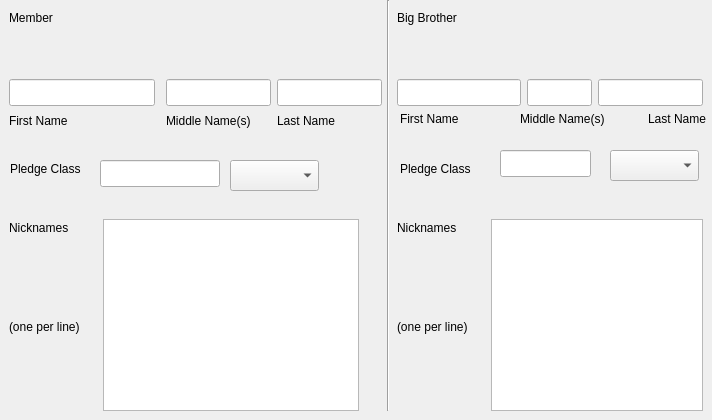
NortySpock/AEPi-ND-Big-Brother-Database-Application, file AEPi-Big-Brother-Database-Application/bb_db_frontend.ui: the form before one commit.
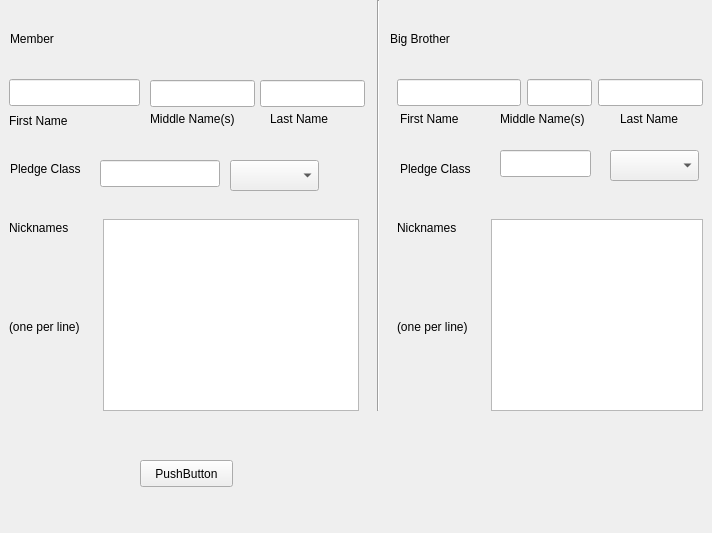
The form after the commit.

Commit message: Added a button for a little experimentation. Finishing up the UI...

Patch:
```diff
--- a/AEPi-Big-Brother-Database-Application/bb_db_frontend.ui
+++ b/AEPi-Big-Brother-Database-Application/bb_db_frontend.ui
@@ -7,7 +7,7 @@
     <x>0</x>
     <y>0</y>
     <width>712</width>
-    <height>420</height>
+    <height>533</height>
    </rect>
   </property>
   <property name="windowTitle">
@@ -16,8 +16,8 @@
   <widget class="QLabel" name="memberLabel">
    <property name="geometry">
     <rect>
-     <x>9</x>
-     <y>9</y>
+     <x>10</x>
+     <y>30</y>
      <width>56</width>
      <height>17</height>
     </rect>
@@ -29,8 +29,8 @@
   <widget class="QLabel" name="bigBrotherLabel">
    <property name="geometry">
     <rect>
-     <x>397</x>
-     <y>9</y>
+     <x>390</x>
+     <y>30</y>
      <width>75</width>
      <height>17</height>
     </rect>
@@ -42,8 +42,8 @@
   <widget class="QLabel" name="memberIDLabel">
    <property name="geometry">
     <rect>
-     <x>103</x>
-     <y>9</y>
+     <x>80</x>
+     <y>30</y>
      <width>126</width>
      <height>17</height>
     </rect>
@@ -55,8 +55,8 @@
   <widget class="QLabel" name="bigBrotherIDLabel">
    <property name="geometry">
     <rect>
-     <x>527</x>
-     <y>9</y>
+     <x>470</x>
+     <y>30</y>
      <width>139</width>
      <height>17</height>
     </rect>
@@ -70,7 +70,7 @@
     <rect>
      <x>9</x>
      <y>79</y>
-     <width>146</width>
+     <width>131</width>
      <height>27</height>
     </rect>
    </property>
@@ -78,8 +78,8 @@
   <widget class="QLineEdit" name="middleNamesLine">
    <property name="geometry">
     <rect>
-     <x>166</x>
-     <y>79</y>
+     <x>150</x>
+     <y>80</y>
      <width>105</width>
      <height>27</height>
     </rect>
@@ -88,8 +88,8 @@
   <widget class="QLineEdit" name="lastNameLine">
    <property name="geometry">
     <rect>
-     <x>277</x>
-     <y>79</y>
+     <x>260</x>
+     <y>80</y>
      <width>105</width>
      <height>27</height>
     </rect>
@@ -141,8 +141,8 @@
   <widget class="QLabel" name="memberMiddleNamesLabel">
    <property name="geometry">
     <rect>
-     <x>166</x>
-     <y>112</y>
+     <x>150</x>
+     <y>110</y>
      <width>105</width>
      <height>17</height>
     </rect>
@@ -154,8 +154,8 @@
   <widget class="QLabel" name="memberLastNameLabel">
    <property name="geometry">
     <rect>
-     <x>277</x>
-     <y>112</y>
+     <x>270</x>
+     <y>110</y>
      <width>71</width>
      <height>17</height>
     </rect>
@@ -305,7 +305,7 @@
   <widget class="Line" name="line">
    <property name="geometry">
     <rect>
-     <x>380</x>
+     <x>370</x>
      <y>0</y>
      <width>16</width>
      <height>411</height>
@@ -318,7 +318,7 @@
   <widget class="QLabel" name="bigBrotherMiddleNamesLabel">
    <property name="geometry">
     <rect>
-     <x>520</x>
+     <x>500</x>
      <y>110</y>
      <width>105</width>
      <height>17</height>
@@ -331,7 +331,7 @@
   <widget class="QLabel" name="bigBrotherLastNameLabel">
    <property name="geometry">
     <rect>
-     <x>648</x>
+     <x>620</x>
      <y>110</y>
      <width>71</width>
      <height>17</height>
@@ -354,6 +354,19 @@
     <string>First Name</string>
    </property>
   </widget>
+  <widget class="QPushButton" name="pushButton">
+   <property name="geometry">
+    <rect>
+     <x>140</x>
+     <y>460</y>
+     <width>93</width>
+     <height>27</height>
+    </rect>
+   </property>
+   <property name="text">
+    <string>PushButton</string>
+   </property>
+  </widget>
  </widget>
  <layoutdefault spacing="6" margin="11"/>
  <resources/>
```
The commit also changes 4 other files.
